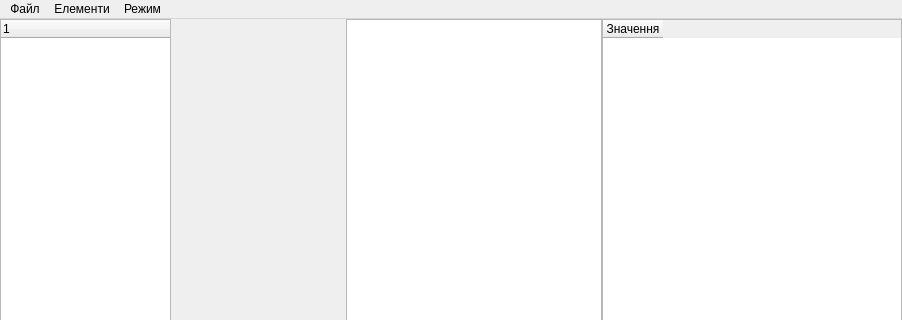
The window that mainwindow.ui (nazarlamer/Painting) describes before a commit, drawn with Qt 5; both pictures show x 0 to 902 and y 0 to 320 of the 902 by 640 pixel window.
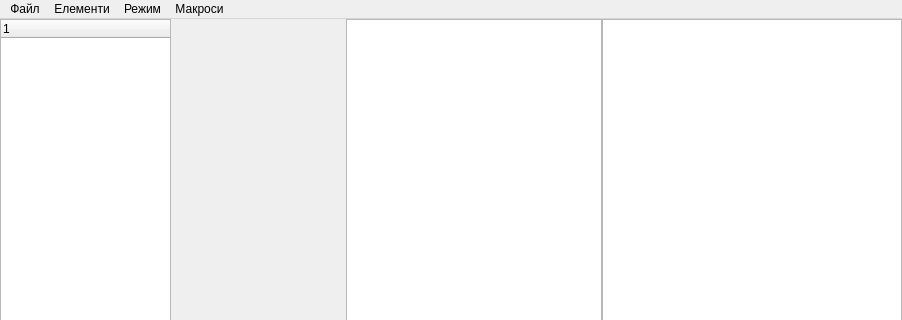
The same window after the commit. Custom widgets are drawn as their Qt base class.

Commit message: save ZValue from jsom file

Patch:
```diff
--- a/mainwindow.ui
+++ b/mainwindow.ui
@@ -110,7 +110,7 @@
              <number>1</number>
             </property>
             <attribute name="horizontalHeaderVisible">
-             <bool>true</bool>
+             <bool>false</bool>
             </attribute>
             <attribute name="horizontalHeaderDefaultSectionSize">
              <number>60</number>
@@ -122,7 +122,7 @@
              <number>60</number>
             </attribute>
             <attribute name="verticalHeaderVisible">
-             <bool>true</bool>
+             <bool>false</bool>
             </attribute>
             <attribute name="verticalHeaderDefaultSectionSize">
              <number>21</number>
@@ -225,9 +225,17 @@
     <addaction name="actSSReadOnly"/>
     <addaction name="actSSPrint"/>
    </widget>
+   <widget class="QMenu" name="menu_5">
+    <property name="title">
+     <string>Макроси</string>
+    </property>
+    <addaction name="actInsMakros"/>
+    <addaction name="actNewMakros"/>
+   </widget>
    <addaction name="menu"/>
    <addaction name="menu_2"/>
    <addaction name="menu_4"/>
+   <addaction name="menu_5"/>
   </widget>
   <action name="action_3">
    <property name="text">
```
Left out of the diff: 10 changed lines with no effect on the pictures. The commit also changes 2 other files.
